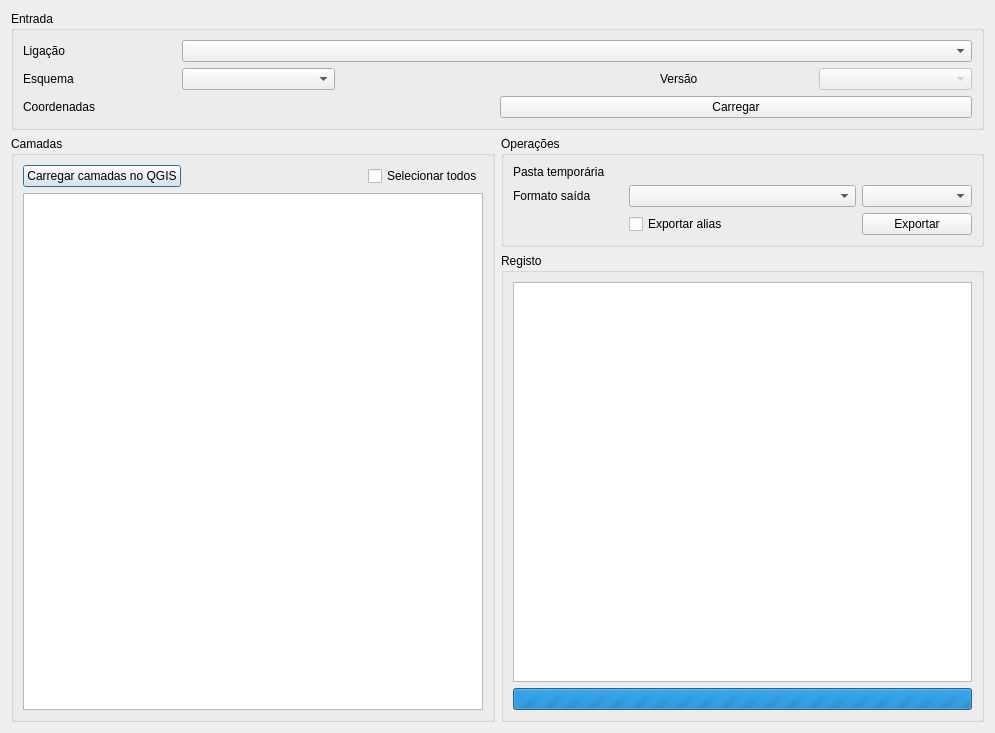
dgterritorio/recart-plugin, file plugin/ui/main_dialog.ui: the form before one commit.
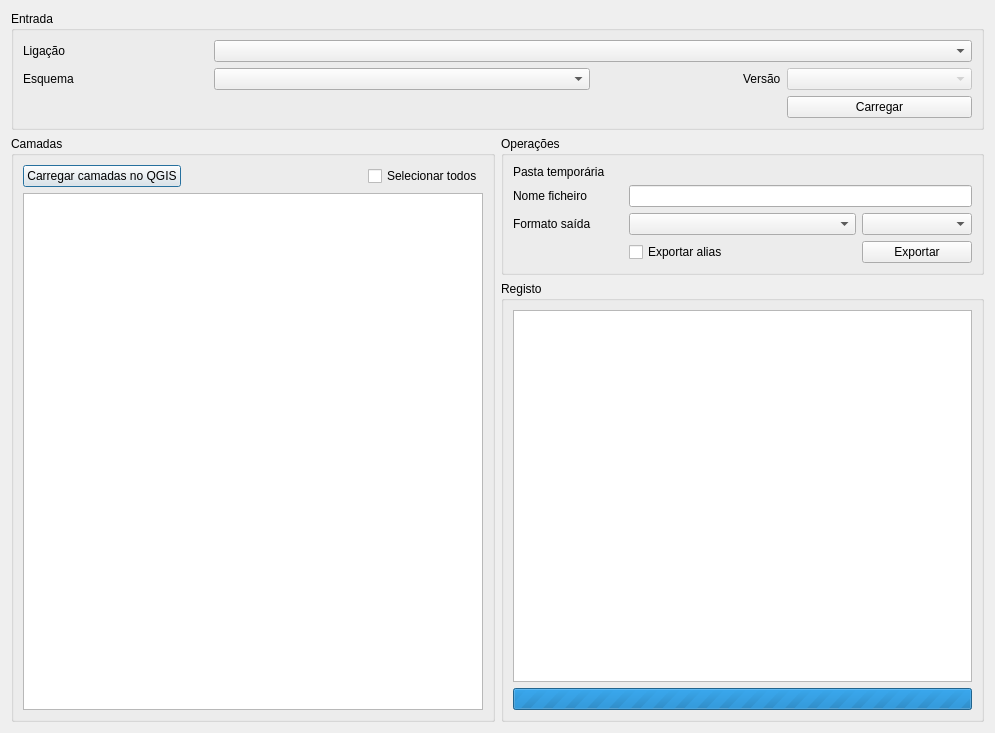
The form after the commit. Custom widgets are drawn as their Qt base class.

Commit message: Fix clear on datasource change. Support filename on gpkg export (#108)

Patch:
```diff
--- a/plugin/ui/main_dialog.ui
+++ b/plugin/ui/main_dialog.ui
@@ -106,10 +106,13 @@
          <string>Operações</string>
         </property>
         <layout class="QGridLayout" name="gridLayout_3">
-         <item row="0" column="0">
-          <widget class="QLabel" name="label">
+         <item row="2" column="1" colspan="2">
+          <widget class="QComboBox" name="exportFormat"/>
+         </item>
+         <item row="4" column="3">
+          <widget class="QPushButton" name="exportBtn">
            <property name="text">
-            <string>Pasta temporária</string>
+            <string>Exportar</string>
            </property>
           </widget>
          </item>
@@ -120,32 +123,39 @@
            </property>
           </widget>
          </item>
-         <item row="1" column="0">
+         <item row="2" column="3">
+          <widget class="QComboBox" name="exportEncoding"/>
+         </item>
+         <item row="2" column="0">
           <widget class="QLabel" name="label_11">
            <property name="text">
             <string>Formato saída</string>
            </property>
           </widget>
          </item>
-         <item row="3" column="3">
-          <widget class="QPushButton" name="exportBtn">
-           <property name="text">
-            <string>Exportar</string>
-           </property>
-          </widget>
-         </item>
-         <item row="3" column="1">
+         <item row="4" column="1">
           <widget class="QCheckBox" name="aliasCheckBox">
            <property name="text">
             <string>Exportar alias</string>
            </property>
           </widget>
          </item>
-         <item row="1" column="1" colspan="2">
-          <widget class="QComboBox" name="exportFormat"/>
+         <item row="0" column="0">
+          <widget class="QLabel" name="label">
+           <property name="text">
+            <string>Pasta temporária</string>
+           </property>
+          </widget>
          </item>
-         <item row="1" column="3">
-          <widget class="QComboBox" name="exportEncoding"/>
+         <item row="1" column="0">
+          <widget class="QLabel" name="fileLbl">
+           <property name="text">
+            <string>Nome ficheiro</string>
+           </property>
+          </widget>
+         </item>
+         <item row="1" column="1" colspan="3">
+          <widget class="QLineEdit" name="fileName"/>
          </item>
         </layout>
        </widget>
@@ -172,6 +182,32 @@
         </property>
        </widget>
       </item>
+      <item row="1" column="1" colspan="2">
+       <widget class="QComboBox" name="schemaName">
+        <property name="sizePolicy">
+         <sizepolicy hsizetype="Expanding" vsizetype="Fixed">
+          <horstretch>0</horstretch>
+          <verstretch>0</verstretch>
+         </sizepolicy>
+        </property>
+       </widget>
+      </item>
+      <item row="1" column="3" alignment="Qt::AlignRight">
+       <widget class="QLabel" name="label_3">
+        <property name="sizePolicy">
+         <sizepolicy hsizetype="Preferred" vsizetype="Preferred">
+          <horstretch>0</horstretch>
+          <verstretch>0</verstretch>
+         </sizepolicy>
+        </property>
+        <property name="layoutDirection">
+         <enum>Qt::LeftToRight</enum>
+        </property>
+        <property name="text">
+         <string>Versão</string>
+        </property>
+       </widget>
+      </item>
       <item row="0" column="0">
        <widget class="QLabel" name="label_4">
         <property name="text">
@@ -179,30 +215,10 @@
         </property>
        </widget>
       </item>
-      <item row="2" column="0">
-       <widget class="QLabel" name="label_2">
-        <property name="text">
-         <string>Coordenadas</string>
-        </property>
-       </widget>
-      </item>
-      <item row="1" column="1">
-       <widget class="QComboBox" name="schemaName"/>
-      </item>
-      <item row="2" column="1">
-       <widget class="QgsProjectionSelectionWidget" name="mQgsProjectionSelectionWidget">
-        <property name="sizePolicy">
-         <sizepolicy hsizetype="Preferred" vsizetype="Fixed">
-          <horstretch>0</horstretch>
-          <verstretch>0</verstretch>
-         </sizepolicy>
-        </property>
-       </widget>
-      </item>
-      <item row="0" column="1" colspan="5">
+      <item row="0" column="1" colspan="4">
        <widget class="QComboBox" name="connCombo"/>
       </item>
-      <item row="1" column="5">
+      <item row="1" column="4">
        <widget class="QComboBox" name="vrsCombo">
         <property name="enabled">
          <bool>false</bool>
@@ -212,30 +228,7 @@
         </property>
        </widget>
       </item>
-      <item row="1" column="4">
-       <widget class="QLabel" name="label_3">
-        <property name="text">
-         <string>Versão</string>
-        </property>
-       </widget>
-      </item>
-      <item row="1" column="3">
-       <spacer name="horizontalSpacer">
-        <property name="orientation">
-         <enum>Qt::Horizontal</enum>
-        </property>
-        <property name="sizeType">
-         <enum>QSizePolicy::Minimum</enum>
-        </property>
-        <property name="sizeHint" stdset="0">
-         <size>
-          <width>40</width>
-          <height>20</height>
-         </size>
-        </property>
-       </spacer>
-      </item>
-      <item row="2" column="3" colspan="3">
+      <item row="2" column="4">
        <widget class="QPushButton" name="loadLayersBtn">
         <property name="text">
          <string>Carregar</string>
@@ -253,11 +246,6 @@
    <extends>QWidget</extends>
    <header>qgsfilewidget.h</header>
   </customwidget>
-  <customwidget>
-   <class>QgsProjectionSelectionWidget</class>
-   <extends>QWidget</extends>
-   <header>qgsprojectionselectionwidget.h</header>
-  </customwidget>
  </customwidgets>
  <resources/>
  <connections>
```
The commit also changes 1 other file.
